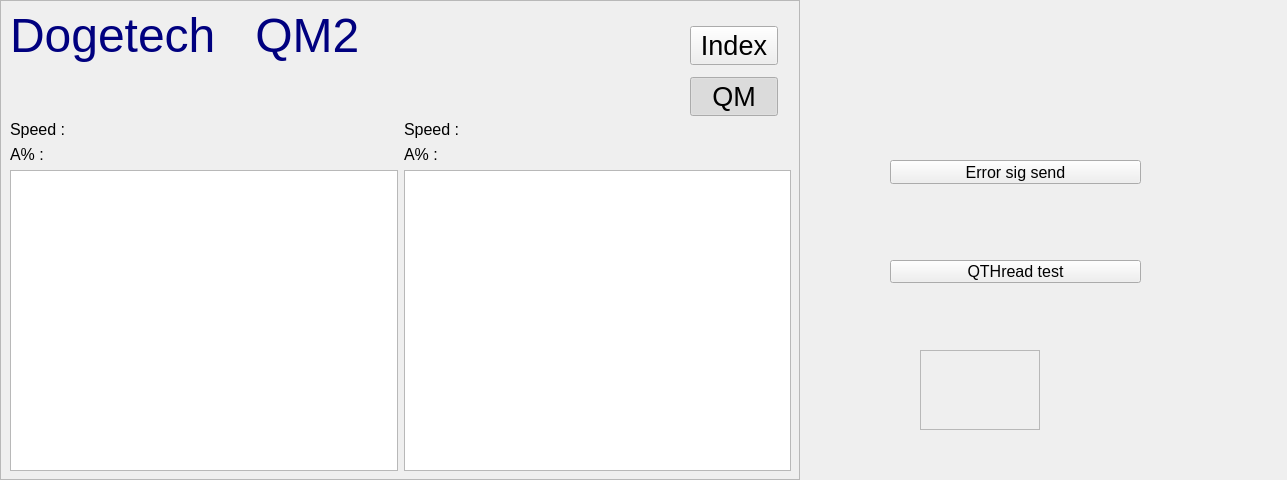
Before: the Qt Designer form qualitymonitor.ui in cdfq277462/myQM, drawn with Qt 5.
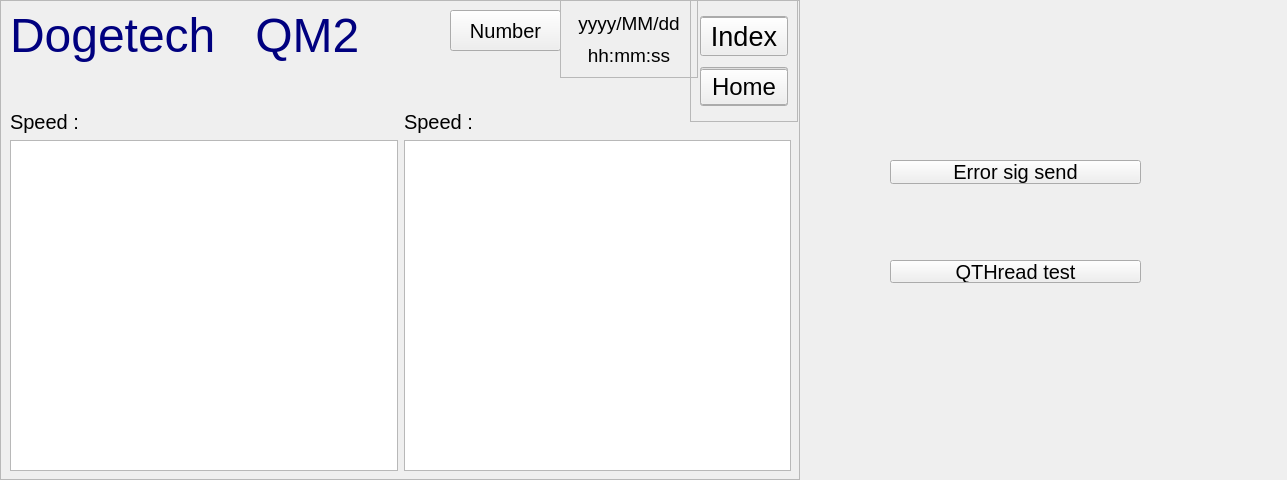
After: the same form once the commit is applied.

Patch:
```diff
--- a/qualitymonitor.ui
+++ b/qualitymonitor.ui
@@ -13,7 +13,7 @@
   <property name="font">
    <font>
     <family>Arial</family>
-    <pointsize>12</pointsize>
+    <pointsize>15</pointsize>
    </font>
   </property>
   <property name="windowTitle">
@@ -77,8 +77,8 @@
    <widget class="QWidget" name="layoutWidget">
     <property name="geometry">
      <rect>
-      <x>690</x>
-      <y>20</y>
+      <x>700</x>
+      <y>10</y>
       <width>88</width>
       <height>102</height>
      </rect>
@@ -122,9 +122,9 @@
     <property name="geometry">
      <rect>
       <x>10</x>
-      <y>120</y>
+      <y>110</y>
       <width>781</width>
-      <height>351</height>
+      <height>361</height>
      </rect>
     </property>
     <layout class="QVBoxLayout" name="verticalLayout_8">
@@ -144,20 +144,6 @@
          </property>
         </widget>
        </item>
-       <item row="1" column="0">
-        <widget class="QLabel" name="label_2">
-         <property name="text">
-          <string>A% :</string>
-         </property>
-        </widget>
-       </item>
-       <item row="1" column="1">
-        <widget class="QLabel" name="label_16">
-         <property name="text">
-          <string>A% :</string>
-         </property>
-        </widget>
-       </item>
       </layout>
      </item>
      <item>
@@ -172,6 +158,19 @@
      </item>
     </layout>
    </widget>
+   <widget class="QPushButton" name="pushButton_5">
+    <property name="geometry">
+     <rect>
+      <x>450</x>
+      <y>10</y>
+      <width>111</width>
+      <height>41</height>
+     </rect>
+    </property>
+    <property name="text">
+     <string>Number</string>
+    </property>
+   </widget>
   </widget>
   <widget class="QFrame" name="lvdt">
    <property name="geometry">
@@ -479,8 +478,8 @@
      <rect>
       <x>10</x>
       <y>10</y>
-      <width>563</width>
-      <height>78</height>
+      <width>585</width>
+      <height>84</height>
      </rect>
     </property>
     <layout class="QHBoxLayout" name="horizontalLayout_4">
@@ -570,6 +569,8 @@
       </spacer>
      </item>
     </layout>
+    <zorder>pushButton_Search</zorder>
+    <zorder>label_21</zorder>
    </widget>
   </widget>
   <widget class="QFrame" name="EEprameter">
@@ -876,7 +877,7 @@
      </font>
     </property>
     <property name="text">
-     <string>TEST</string>
+     <string>測試畫面</string>
     </property>
    </widget>
    <widget class="QWidget" name="gridLayoutWidget">
@@ -884,11 +885,70 @@
      <rect>
       <x>10</x>
       <y>70</y>
-      <width>421</width>
-      <height>271</height>
+      <width>681</width>
+      <height>311</height>
      </rect>
     </property>
     <layout class="QGridLayout" name="gridLayout">
+     <item row="2" column="1">
+      <widget class="QLabel" name="label_18">
+       <property name="text">
+        <string>ADC</string>
+       </property>
+      </widget>
+     </item>
+     <item row="4" column="0">
+      <widget class="QLabel" name="label_9">
+       <property name="font">
+        <font>
+         <family>微軟正黑體</family>
+         <pointsize>12</pointsize>
+         <weight>75</weight>
+         <bold>true</bold>
+        </font>
+       </property>
+       <property name="text">
+        <string>S1</string>
+       </property>
+      </widget>
+     </item>
+     <item row="3" column="1">
+      <widget class="QLabel" name="label_20">
+       <property name="text">
+        <string>ADC</string>
+       </property>
+      </widget>
+     </item>
+     <item row="2" column="0">
+      <widget class="QLabel" name="label_6">
+       <property name="font">
+        <font>
+         <family>微軟正黑體</family>
+         <pointsize>12</pointsize>
+         <weight>75</weight>
+         <bold>true</bold>
+        </font>
+       </property>
+       <property name="text">
+        <string>CH1_L</string>
+       </property>
+      </widget>
+     </item>
+     <item row="5" column="0">
+      <widget class="QLabel" name="label_8">
+       <property name="font">
+        <font>
+         <family>微軟正黑體</family>
+         <pointsize>12</pointsize>
+         <weight>75</weight>
+         <bold>true</bold>
+        </font>
+       </property>
+       <property name="text">
+        <string>RUN</string>
+       </property>
+      </widget>
+     </item>
      <item row="0" column="2">
       <spacer name="horizontalSpacer_3">
        <property name="orientation">
@@ -902,18 +962,10 @@
        </property>
       </spacer>
      </item>
-     <item row="1" column="1">
-      <widget class="QLabel" name="label_8">
-       <property name="font">
-        <font>
-         <family>微軟正黑體</family>
-         <pointsize>12</pointsize>
-         <weight>75</weight>
-         <bold>true</bold>
-        </font>
-       </property>
+     <item row="5" column="1">
+      <widget class="QLabel" name="label_24">
        <property name="text">
-        <string>Out</string>
+        <string>GPIO</string>
        </property>
       </widget>
      </item>
@@ -928,22 +980,7 @@
         </font>
        </property>
        <property name="text">
-        <string>CH0</string>
-       </property>
-      </widget>
-     </item>
-     <item row="4" column="0">
-      <widget class="QLabel" name="label_9">
-       <property name="font">
-        <font>
-         <family>微軟正黑體</family>
-         <pointsize>12</pointsize>
-         <weight>75</weight>
-         <bold>true</bold>
-        </font>
-       </property>
-       <property name="text">
-        <string>S1</string>
+        <string>CH0_R</string>
        </property>
       </widget>
      </item>
@@ -960,21 +997,6 @@
        </property>
       </spacer>
      </item>
-     <item row="2" column="0">
-      <widget class="QLabel" name="label_6">
-       <property name="font">
-        <font>
-         <family>微軟正黑體</family>
-         <pointsize>12</pointsize>
-         <weight>75</weight>
-         <bold>true</bold>
-        </font>
-       </property>
-       <property name="text">
-        <string>CH1</string>
-       </property>
-      </widget>
-     </item>
      <item row="0" column="1">
       <spacer name="horizontalSpacer_2">
        <property name="orientation">
@@ -988,7 +1010,7 @@
        </property>
       </spacer>
      </item>
-     <item row="1" column="2">
+     <item row="1" column="1">
       <widget class="QLabel" name="label_7">
        <property name="font">
         <font>
@@ -999,7 +1021,35 @@
         </font>
        </property>
        <property name="text">
-        <string>In</string>
+        <string>INPUT</string>
+       </property>
+      </widget>
+     </item>
+     <item row="4" column="1">
+      <widget class="QLabel" name="label_19">
+       <property name="text">
+        <string>GPIO / ISR</string>
+       </property>
+      </widget>
+     </item>
+     <item row="6" column="0">
+      <widget class="QLabel" name="label_25">
+       <property name="text">
+        <string>STOP</string>
+       </property>
+      </widget>
+     </item>
+     <item row="6" column="2">
+      <widget class="QLabel" name="label_56">
+       <property name="text">
+        <string>GPIO</string>
+       </property>
+      </widget>
+     </item>
+     <item row="1" column="2">
+      <widget class="QLabel" name="label_57">
+       <property name="text">
+        <string>OUTPUT</string>
        </property>
       </widget>
      </item>
@@ -1015,6 +1065,12 @@
      <height>480</height>
     </rect>
    </property>
+   <property name="font">
+    <font>
+     <family>微軟正黑體</family>
+     <pointsize>12</pointsize>
+    </font>
+   </property>
    <property name="autoFillBackground">
     <bool>true</bool>
    </property>
@@ -1035,7 +1091,7 @@
     </property>
     <property name="font">
      <font>
-      <family>標楷體</family>
+      <family>微軟正黑體</family>
       <pointsize>36</pointsize>
      </font>
     </property>
@@ -1056,9 +1112,9 @@
     <property name="geometry">
      <rect>
       <x>210</x>
-      <y>100</y>
-      <width>321</width>
-      <height>371</height>
+      <y>70</y>
+      <width>361</width>
+      <height>401</height>
      </rect>
     </property>
     <layout class="QVBoxLayout" name="verticalLayout_3">
@@ -1083,8 +1139,28 @@
        </property>
       </widget>
      </item>
+     <item>
+      <widget class="QPushButton" name="pushButton_3">
+       <property name="text">
+        <string>查詢紀錄</string>
+       </property>
+      </widget>
+     </item>
+     <item>
+      <widget class="QPushButton" name="pushButton_4">
+       <property name="text">
+        <string>SPG</string>
+       </property>
+      </widget>
+     </item>
      <item>
       <widget class="QPushButton" name="errorfram_Button">
+       <property name="font">
+        <font>
+         <family>微軟正黑體</family>
+         <pointsize>12</pointsize>
+        </font>
+       </property>
        <property name="text">
         <string>異常紀錄</string>
        </property>
@@ -1098,6 +1174,13 @@
       </widget>
      </item>
     </layout>
+    <zorder>LVDT_Button</zorder>
+    <zorder>parameter_Button</zorder>
+    <zorder>pushButton_3</zorder>
+    <zorder>errorfram_Button</zorder>
+    <zorder>pushButton_Settiing</zorder>
+    <zorder>pushButton_4</zorder>
+    <zorder>test_Button</zorder>
    </widget>
   </widget>
   <widget class="QFrame" name="prameter">
@@ -1704,7 +1787,7 @@
   <widget class="QFrame" name="Dateframe">
    <property name="geometry">
     <rect>
-     <x>550</x>
+     <x>560</x>
      <y>0</y>
      <width>138</width>
      <height>78</height>
@@ -1771,8 +1854,8 @@
   <widget class="QFrame" name="MenuFrame">
    <property name="geometry">
     <rect>
-     <x>680</x>
-     <y>10</y>
+     <x>690</x>
+     <y>0</y>
      <width>108</width>
      <height>122</height>
     </rect>
@@ -1908,32 +1991,162 @@
   <widget class="QFrame" name="frame_search">
    <property name="geometry">
     <rect>
-     <x>920</x>
-     <y>350</y>
-     <width>120</width>
-     <height>80</height>
+     <x>0</x>
+     <y>0</y>
+     <width>800</width>
+     <height>480</height>
     </rect>
    </property>
+   <property name="font">
+    <font>
+     <pointsize>12</pointsize>
+    </font>
+   </property>
+   <property name="autoFillBackground">
+    <bool>true</bool>
+   </property>
    <property name="frameShape">
     <enum>QFrame::StyledPanel</enum>
    </property>
    <property name="frameShadow">
     <enum>QFrame::Raised</enum>
    </property>
+   <widget class="QWidget" name="layoutWidget">
+    <property name="geometry">
+     <rect>
+      <x>4</x>
+      <y>34</y>
+      <width>791</width>
+      <height>441</height>
+     </rect>
+    </property>
+    <layout class="QVBoxLayout" name="verticalLayout_12">
+     <item>
+      <layout class="QHBoxLayout" name="horizontalLayout_11">
+       <item>
+        <widget class="QLabel" name="label_17">
+         <property name="font">
+          <font>
+           <family>微軟正黑體</family>
+           <pointsize>35</pointsize>
+          </font>
+         </property>
+         <property name="text">
+          <string>歷史紀錄</string>
+         </property>
+        </widget>
+       </item>
+       <item>
+        <layout class="QVBoxLayout" name="verticalLayout_10">
+         <item>
+          <widget class="QDateTimeEdit" name="dateTimeEdit"/>
+         </item>
+         <item>
+          <widget class="QDateTimeEdit" name="dateTimeEdit_2">
+           <property name="font">
+            <font>
+             <pointsize>12</pointsize>
+            </font>
+           </property>
+          </widget>
+         </item>
+        </layout>
+       </item>
+       <item>
+        <widget class="QPushButton" name="pushButton_historysearch">
+         <property name="text">
+          <string>Search</string>
+         </property>
+        </widget>
+       </item>
+       <item>
+        <spacer name="horizontalSpacer_15">
+         <property name="orientation">
+          <enum>Qt::Horizontal</enum>
+         </property>
+         <property name="sizeHint" stdset="0">
+          <size>
+           <width>40</width>
+           <height>20</height>
+          </size>
+         </property>
+        </spacer>
+       </item>
+      </layout>
+     </item>
+     <item>
+      <layout class="QHBoxLayout" name="horizontalLayout_10">
+       <item>
+        <widget class="QGraphicsView" name="graphicsView"/>
+       </item>
+       <item>
+        <layout class="QVBoxLayout" name="verticalLayout_11">
+         <item>
+          <widget class="QCheckBox" name="checkBox">
+           <property name="font">
+            <font>
+             <pointsize>15</pointsize>
+            </font>
+           </property>
+           <property name="text">
+            <string>A%</string>
+           </property>
+           <property name="iconSize">
+            <size>
+             <width>20</width>
+             <height>20</height>
+            </size>
+           </property>
+          </widget>
+         </item>
+         <item>
+          <widget class="QCheckBox" name="checkBox_2">
+           <property name="text">
+            <string>CV%</string>
+           </property>
+          </widget>
+         </item>
+         <item>
+          <widget class="QCheckBox" name="checkBox_3">
+           <property name="text">
+            <string>CV1m</string>
+           </property>
+          </widget>
+         </item>
+         <item>
+          <widget class="QCheckBox" name="checkBox_4">
+           <property name="text">
+            <string>U%</string>
+           </property>
+          </widget>
+         </item>
+         <item>
+          <widget class="QCheckBox" name="checkBox_5">
+           <property name="text">
+            <string>CheckBox</string>
+           </property>
+          </widget>
+         </item>
+        </layout>
+       </item>
+      </layout>
+     </item>
+    </layout>
+   </widget>
   </widget>
-  <zorder>test</zorder>
   <zorder>EEprameter</zorder>
   <zorder>prameter</zorder>
   <zorder>pushButton_2</zorder>
-  <zorder>Dateframe</zorder>
   <zorder>lvdt</zorder>
-  <zorder>errorhistory</zorder>
-  <zorder>MenuFrame</zorder>
   <zorder>pushButton_ErrorSig</zorder>
   <zorder>SettingFrame</zorder>
+  <zorder>errorhistory</zorder>
+  <zorder>frame_search</zorder>
   <zorder>index</zorder>
+  <zorder>test</zorder>
   <zorder>runframe</zorder>
-  <zorder>frame_search</zorder>
+  <zorder>Dateframe</zorder>
+  <zorder>MenuFrame</zorder>
  </widget>
  <resources/>
  <connections>
```
Left out of the diff: 24 changed lines with no effect on the pictures.
